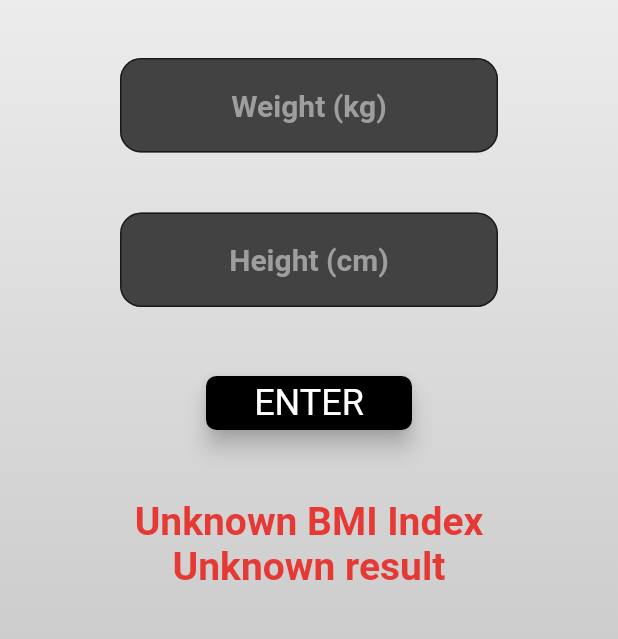
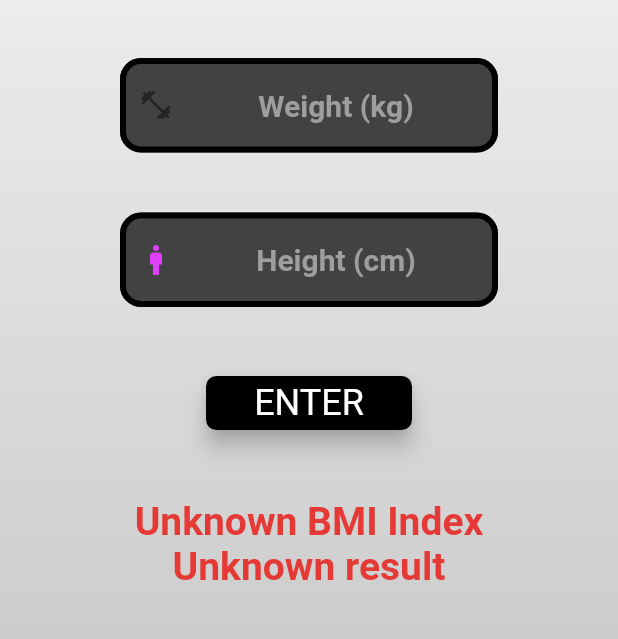
Before and after one commit to VladarSkopin/BMI-Calculator, a Flutter app: the screen it shows after launch, after a tap on "ENTER", on a phone screen of 412 x 824 dp, the part 272-911 px from its top. Run offline on Flutter 3.47's test engine with Material 2 defaults, Android fonts, the light colour scheme and no system bars; our stand-ins replace just_audio.

Commit message:
fixed OutlineInputBorders for TextFields

```diff
--- a/bmi_calculator/lib/components/main_calculator_page.dart
+++ b/bmi_calculator/lib/components/main_calculator_page.dart
@@ -17,6 +17,7 @@ class _MainCalculatorPageState extends State<MainCalculatorPage> {
   double _bmiResult = 0.0;
   String _bmiOutput = "";
   String _verdict = "";
+  bool _visible = false;
 
   late final FocusNode _heightFocusNode;
 
@@ -95,6 +96,7 @@ class _MainCalculatorPageState extends State<MainCalculatorPage> {
                     fontWeight: FontWeight.w600
                   ),
                   decoration: InputDecoration(
+                    prefixIcon: const Icon(Icons.fitness_center_rounded),
                     hintText: 'Weight (kg)',
                     hintStyle: TextStyle(
                       color: Colors.grey[500]
@@ -103,8 +105,21 @@ class _MainCalculatorPageState extends State<MainCalculatorPage> {
                     fillColor: Colors.grey[800],
                     border: OutlineInputBorder(
                       borderRadius: BorderRadius.circular(14),
-
+                    ),
+                    focusedBorder: OutlineInputBorder(
+                      borderRadius: BorderRadius.circular(14),
+                      borderSide: BorderSide(
+                        color: Colors.purple[300]!,
+                        width: 4
                       )
+                    ),
+                    enabledBorder: OutlineInputBorder(
+                        borderRadius: BorderRadius.circular(14),
+                        borderSide: const BorderSide(
+                            color: Colors.black,
+                            width: 4
+                        )
+                    ),
                   ),
                   textInputAction: TextInputAction.go,
                   onFieldSubmitted: (_) {
@@ -137,6 +152,8 @@ class _MainCalculatorPageState extends State<MainCalculatorPage> {
                       fontWeight: FontWeight.w600
                   ),
                   decoration: InputDecoration(
+                      prefixIcon: const Icon(Icons.man),
+                      prefixIconColor: Colors.purpleAccent,
                       hintText: 'Height (cm)',
                       hintStyle: TextStyle(
                           color: Colors.grey[500]
@@ -145,7 +162,21 @@ class _MainCalculatorPageState extends State<MainCalculatorPage> {
                       fillColor: Colors.grey[800],
                       border: OutlineInputBorder(
                         borderRadius: BorderRadius.circular(14),
+                      ),
+                      focusedBorder: OutlineInputBorder(
+                          borderRadius: BorderRadius.circular(14),
+                          borderSide: BorderSide(
+                              color: Colors.purple[300]!,
+                              width: 4
                           )
+                      ),
+                    enabledBorder: OutlineInputBorder(
+                        borderRadius: BorderRadius.circular(14),
+                        borderSide: const BorderSide(
+                            color: Colors.black,
+                            width: 4
+                        )
+                    ),
                   ),
                   textInputAction: TextInputAction.done,
                 ),
@@ -162,6 +193,13 @@ class _MainCalculatorPageState extends State<MainCalculatorPage> {
                       child: SecondCalculatorPage(),
                     ));
                      */
+
+                    Future.delayed(Duration(milliseconds: 100), () {
+                      setState(() {
+                        _visible = false;
+                      });
+                    });
+
 
                     setState(() {
                       _bmiResult = BmiCalculation.calculateBmiIndex(_weight, _height);
@@ -188,6 +226,12 @@ class _MainCalculatorPageState extends State<MainCalculatorPage> {
                     await _player.setAsset(_btnSnd);
                     _player.play();
 
+                    Future.delayed(Duration(milliseconds: 100), () {
+                      setState(() {
+                        _visible = true;
+                      });
+                    });
+
                   },
                   color: Colors.black,
                   shape: RoundedRectangleBorder(
@@ -204,7 +248,10 @@ class _MainCalculatorPageState extends State<MainCalculatorPage> {
                 ),
               ),
               const SizedBox(height: 40),
-              Text('$_bmiOutput'
+              AnimatedOpacity(
+                duration: Duration(milliseconds: 200),
+                opacity: _visible ? 1.0 : 0.0,
+                child: Text('$_bmiOutput'
                     '\n$_verdict',
                     style: TextStyle(
                         color: Colors.red[600],
@@ -212,6 +259,7 @@ class _MainCalculatorPageState extends State<MainCalculatorPage> {
                         fontWeight: FontWeight.w600),
                     textAlign: TextAlign.center,
                 overflow: TextOverflow.fade),
+              ),
               const SizedBox(height: 20)
             ],
           ),
```
Also changed, not shown: 1 other file. Lines whose indentation alone changed are shown as unchanged.
